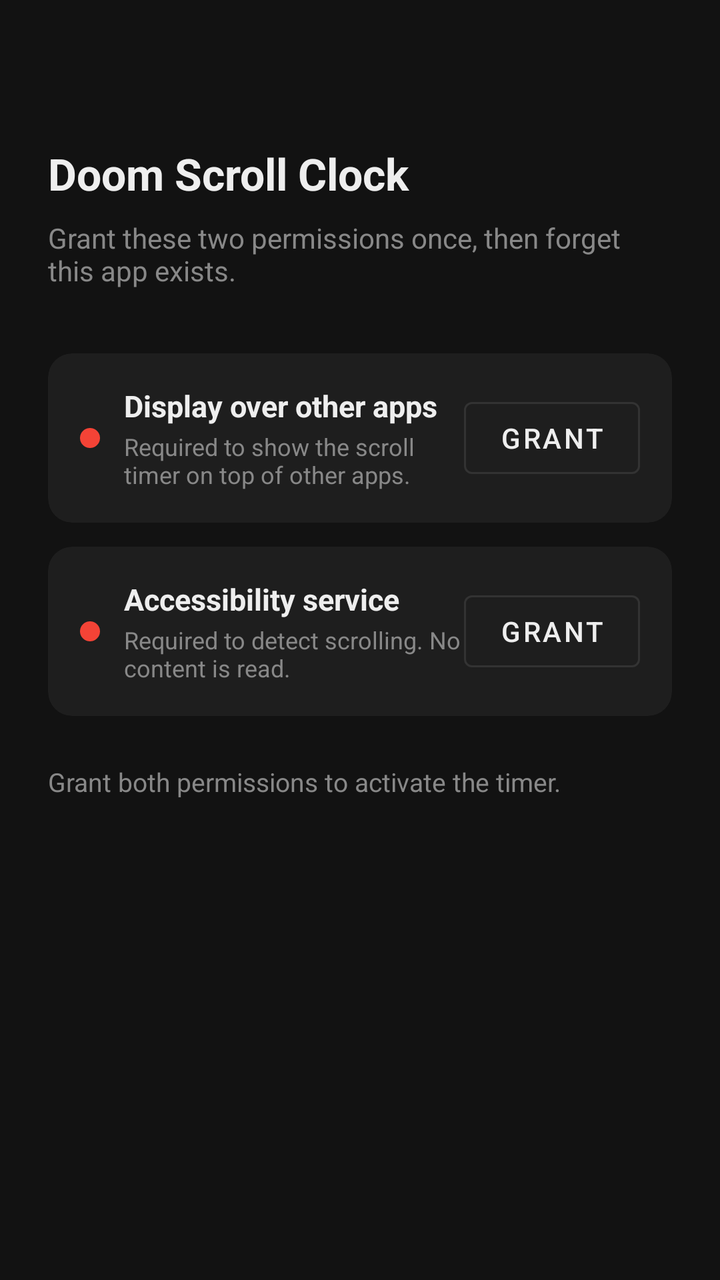
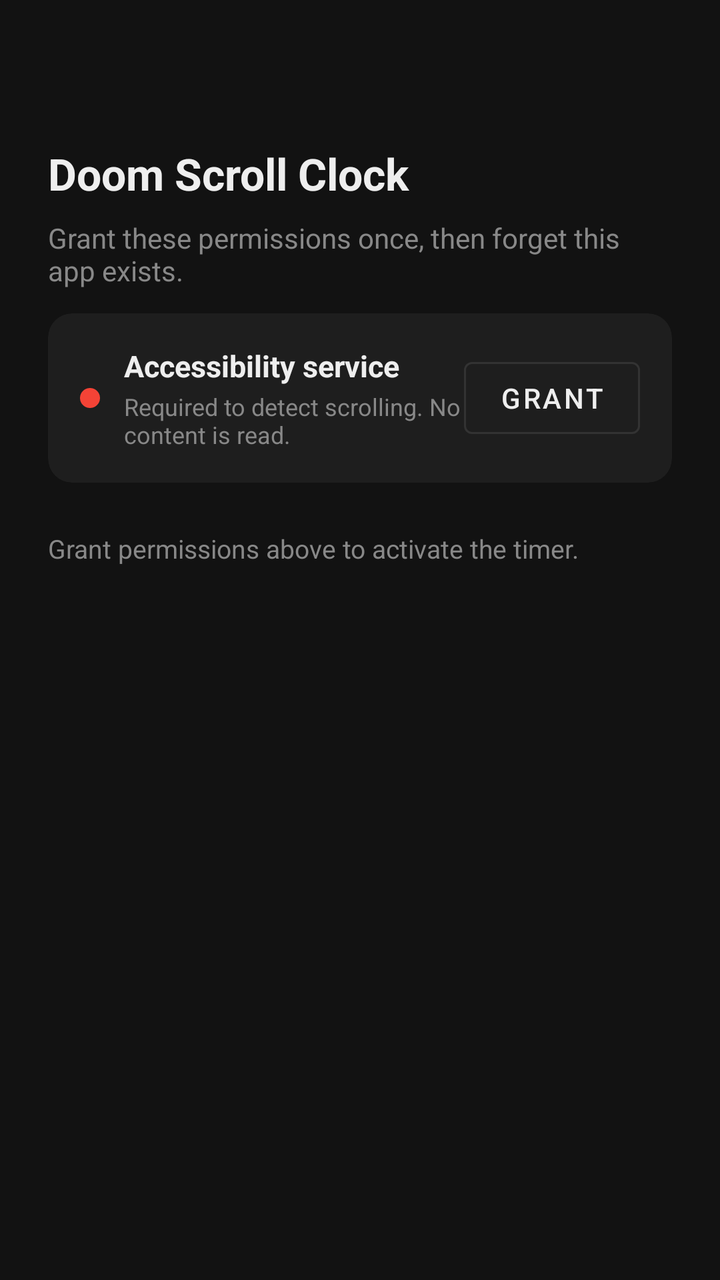

Two renders of the same Android screen: before a commit and after it. Below are the layout's source before the change and the commit's diff.
<!-- AndroidManifest.xml: application theme Theme.DoomScrollClock -->
<!-- res/layout/activity_main.xml -->
<?xml version="1.0" encoding="utf-8"?>
<androidx.constraintlayout.widget.ConstraintLayout
    xmlns:android="http://schemas.android.com/apk/res/android"
    xmlns:app="http://schemas.android.com/apk/res-auto"
    android:layout_width="match_parent"
    android:layout_height="match_parent"
    android:background="@color/colorBackground"
    android:padding="24dp">

    
    <TextView
        android:id="@+id/title"
        android:layout_width="wrap_content"
        android:layout_height="wrap_content"
        android:text="Doom Scroll Clock"
        android:textColor="@color/colorOnSurface"
        android:textSize="22sp"
        android:textStyle="bold"
        app:layout_constraintTop_toTopOf="parent"
        app:layout_constraintStart_toStartOf="parent"
        android:layout_marginTop="48dp" />

    <TextView
        android:id="@+id/subtitle"
        android:layout_width="wrap_content"
        android:layout_height="wrap_content"
        android:text="Grant these two permissions once, then forget this app exists."
        android:textColor="#888888"
        android:textSize="14sp"
        app:layout_constraintTop_toBottomOf="@id/title"
        app:layout_constraintStart_toStartOf="parent"
        android:layout_marginTop="8dp" />

    
    <com.google.android.material.card.MaterialCardView
        android:id="@+id/card_overlay"
        android:layout_width="match_parent"
        android:layout_height="wrap_content"
        app:cardBackgroundColor="@color/colorSurface"
        app:cardCornerRadius="12dp"
        app:cardElevation="0dp"
        app:strokeWidth="0dp"
        app:layout_constraintTop_toBottomOf="@id/subtitle"
        app:layout_constraintStart_toStartOf="parent"
        android:layout_marginTop="32dp">

        <androidx.constraintlayout.widget.ConstraintLayout
            android:layout_width="match_parent"
            android:layout_height="wrap_content"
            android:padding="16dp">

            <View
                android:id="@+id/dot_overlay"
                android:layout_width="10dp"
                android:layout_height="10dp"
                android:background="@drawable/dot_status"
                app:layout_constraintTop_toTopOf="parent"
                app:layout_constraintBottom_toBottomOf="parent"
                app:layout_constraintStart_toStartOf="parent" />

            <TextView
                android:id="@+id/label_overlay"
                android:layout_width="0dp"
                android:layout_height="wrap_content"
                android:text="@string/permission_overlay_title"
                android:textColor="@color/colorOnSurface"
                android:textSize="15sp"
                android:textStyle="bold"
                app:layout_constraintStart_toEndOf="@id/dot_overlay"
                app:layout_constraintEnd_toStartOf="@id/btn_overlay"
                app:layout_constraintTop_toTopOf="parent"
                android:layout_marginStart="12dp" />

            <TextView
                android:id="@+id/desc_overlay"
                android:layout_width="0dp"
                android:layout_height="wrap_content"
                android:text="@string/permission_overlay_desc"
                android:textColor="#888888"
                android:textSize="12sp"
                app:layout_constraintStart_toEndOf="@id/dot_overlay"
                app:layout_constraintEnd_toStartOf="@id/btn_overlay"
                app:layout_constraintTop_toBottomOf="@id/label_overlay"
                android:layout_marginStart="12dp"
                android:layout_marginTop="2dp" />

            <com.google.android.material.button.MaterialButton
                android:id="@+id/btn_overlay"
                style="@style/Widget.MaterialComponents.Button.OutlinedButton"
                android:layout_width="wrap_content"
                android:layout_height="wrap_content"
                android:text="@string/btn_grant"
                android:textColor="@color/colorOnSurface"
                app:strokeColor="@color/colorPrimaryVariant"
                app:layout_constraintEnd_toEndOf="parent"
                app:layout_constraintTop_toTopOf="parent"
                app:layout_constraintBottom_toBottomOf="parent" />

        </androidx.constraintlayout.widget.ConstraintLayout>
    </com.google.android.material.card.MaterialCardView>

    
    <com.google.android.material.card.MaterialCardView
        android:id="@+id/card_accessibility"
        android:layout_width="match_parent"
        android:layout_height="wrap_content"
        app:cardBackgroundColor="@color/colorSurface"
        app:cardCornerRadius="12dp"
        app:cardElevation="0dp"
        app:strokeWidth="0dp"
        app:layout_constraintTop_toBottomOf="@id/card_overlay"
        app:layout_constraintStart_toStartOf="parent"
        android:layout_marginTop="12dp">

        <androidx.constraintlayout.widget.ConstraintLayout
            android:layout_width="match_parent"
            android:layout_height="wrap_content"
            android:padding="16dp">

            <View
                android:id="@+id/dot_accessibility"
                android:layout_width="10dp"
                android:layout_height="10dp"
                android:background="@drawable/dot_status"
                app:layout_constraintTop_toTopOf="parent"
                app:layout_constraintBottom_toBottomOf="parent"
                app:layout_constraintStart_toStartOf="parent" />

            <TextView
                android:id="@+id/label_accessibility"
                android:layout_width="0dp"
                android:layout_height="wrap_content"
                android:text="@string/permission_accessibility_title"
                android:textColor="@color/colorOnSurface"
                android:textSize="15sp"
                android:textStyle="bold"
                app:layout_constraintStart_toEndOf="@id/dot_accessibility"
                app:layout_constraintEnd_toStartOf="@id/btn_accessibility"
                app:layout_constraintTop_toTopOf="parent"
                android:layout_marginStart="12dp" />

            <TextView
                android:id="@+id/desc_accessibility"
                android:layout_width="0dp"
                android:layout_height="wrap_content"
                android:text="@string/permission_accessibility_desc"
                android:textColor="#888888"
                android:textSize="12sp"
                app:layout_constraintStart_toEndOf="@id/dot_accessibility"
                app:layout_constraintEnd_toStartOf="@id/btn_accessibility"
                app:layout_constraintTop_toBottomOf="@id/label_accessibility"
                android:layout_marginStart="12dp"
                android:layout_marginTop="2dp" />

            <com.google.android.material.button.MaterialButton
                android:id="@+id/btn_accessibility"
                style="@style/Widget.MaterialComponents.Button.OutlinedButton"
                android:layout_width="wrap_content"
                android:layout_height="wrap_content"
                android:text="@string/btn_grant"
                android:textColor="@color/colorOnSurface"
                app:strokeColor="@color/colorPrimaryVariant"
                app:layout_constraintEnd_toEndOf="parent"
                app:layout_constraintTop_toTopOf="parent"
                app:layout_constraintBottom_toBottomOf="parent" />

        </androidx.constraintlayout.widget.ConstraintLayout>
    </com.google.android.material.card.MaterialCardView>

    
    <TextView
        android:id="@+id/status_text"
        android:layout_width="wrap_content"
        android:layout_height="wrap_content"
        android:text="@string/status_missing_permissions"
        android:textColor="#888888"
        android:textSize="13sp"
        app:layout_constraintTop_toBottomOf="@id/card_accessibility"
        app:layout_constraintStart_toStartOf="parent"
        android:layout_marginTop="24dp" />

</androidx.constraintlayout.widget.ConstraintLayout>
<!-- resources referenced by this layout -->
<resources>
  <color name="colorBackground">#121212</color>
  <color name="colorOnSurface">#EEEEEE</color>
  <color name="colorPrimaryVariant">#333333</color>
  <color name="colorSurface">#1E1E1E</color>
  <!-- drawable dot_status (drawable) -->
  <?xml version="1.0" encoding="utf-8"?>
  <shape xmlns:android="http://schemas.android.com/apk/res/android"
      android:shape="oval">
      <solid android:color="@color/colorNotGranted" />
  </shape>
  <string name="btn_grant">Grant</string>
  <string name="permission_accessibility_desc">Required to detect scrolling. No content is read.</string>
  <string name="permission_accessibility_title">Accessibility service</string>
  <string name="permission_overlay_desc">Required to show the scroll timer on top of other apps.</string>
  <string name="permission_overlay_title">Display over other apps</string>
  <string name="status_missing_permissions">Grant both permissions to activate the timer.</string>
  <style name="Theme.DoomScrollClock" parent="Theme.MaterialComponents.DayNight.NoActionBar">
          <item name="colorPrimary">@color/colorPrimary</item>
          <item name="colorPrimaryVariant">@color/colorPrimaryVariant</item>
          <item name="colorOnPrimary">@color/colorOnPrimary</item>
          <item name="android:windowBackground">@color/colorBackground</item>
          <item name="android:statusBarColor">@color/colorBackground</item>
      </style>
  <color name="colorNotGranted">#F44336</color>
  <color name="colorPrimary">#1A1A1A</color>
  <color name="colorOnPrimary">#FFFFFF</color>
</resources>

<!-- the commit's change to res/layout/activity_main.xml (unified diff, before → after) -->
@@ -7,7 +7,6 @@
     android:background="@color/colorBackground"
     android:padding="24dp">
 
-    
     <TextView
         android:id="@+id/title"
         android:layout_width="wrap_content"
@@ -24,7 +23,7 @@
         android:id="@+id/subtitle"
         android:layout_width="wrap_content"
         android:layout_height="wrap_content"
-        android:text="Grant these two permissions once, then forget this app exists."
+        android:text="Grant these permissions once, then forget this app exists."
         android:textColor="#888888"
         android:textSize="14sp"
         app:layout_constraintTop_toBottomOf="@id/title"
@@ -33,7 +32,7 @@
 
     
     <com.google.android.material.card.MaterialCardView
-        android:id="@+id/card_overlay"
+        android:id="@+id/card_notification"
         android:layout_width="match_parent"
         android:layout_height="wrap_content"
         app:cardBackgroundColor="@color/colorSurface"
@@ -42,7 +41,8 @@
         app:strokeWidth="0dp"
         app:layout_constraintTop_toBottomOf="@id/subtitle"
         app:layout_constraintStart_toStartOf="parent"
-        android:layout_marginTop="32dp">
+        android:layout_marginTop="32dp"
+        android:visibility="gone">
 
         <androidx.constraintlayout.widget.ConstraintLayout
             android:layout_width="match_parent"
@@ -50,7 +50,7 @@
             android:padding="16dp">
 
             <View
-                android:id="@+id/dot_overlay"
+                android:id="@+id/dot_notification"
                 android:layout_width="10dp"
                 android:layout_height="10dp"
                 android:background="@drawable/dot_status"
@@ -59,33 +59,32 @@
                 app:layout_constraintStart_toStartOf="parent" />
 
             <TextView
-                android:id="@+id/label_overlay"
-                android:layout_width="0dp"
-                android:layout_height="wrap_content"
-                android:text="@string/permission_overlay_title"
+                android:id="@+id/label_notification"
+                android:layout_width="0dp"
+                android:layout_height="wrap_content"
+                android:text="@string/permission_notification_title"
                 android:textColor="@color/colorOnSurface"
                 android:textSize="15sp"
                 android:textStyle="bold"
-                app:layout_constraintStart_toEndOf="@id/dot_overlay"
-                app:layout_constraintEnd_toStartOf="@id/btn_overlay"
+                app:layout_constraintStart_toEndOf="@id/dot_notification"
+                app:layout_constraintEnd_toStartOf="@id/btn_notification"
                 app:layout_constraintTop_toTopOf="parent"
                 android:layout_marginStart="12dp" />
 
             <TextView
-                android:id="@+id/desc_overlay"
-                android:layout_width="0dp"
-                android:layout_height="wrap_content"
-                android:text="@string/permission_overlay_desc"
+                android:layout_width="0dp"
+                android:layout_height="wrap_content"
+                android:text="@string/permission_notification_desc"
                 android:textColor="#888888"
                 android:textSize="12sp"
-                app:layout_constraintStart_toEndOf="@id/dot_overlay"
-                app:layout_constraintEnd_toStartOf="@id/btn_overlay"
-                app:layout_constraintTop_toBottomOf="@id/label_overlay"
+                app:layout_constraintStart_toEndOf="@id/dot_notification"
+                app:layout_constraintEnd_toStartOf="@id/btn_notification"
+                app:layout_constraintTop_toBottomOf="@id/label_notification"
                 android:layout_marginStart="12dp"
                 android:layout_marginTop="2dp" />
 
             <com.google.android.material.button.MaterialButton
-                android:id="@+id/btn_overlay"
+                android:id="@+id/btn_notification"
                 style="@style/Widget.MaterialComponents.Button.OutlinedButton"
                 android:layout_width="wrap_content"
                 android:layout_height="wrap_content"
@@ -108,7 +107,7 @@
         app:cardCornerRadius="12dp"
         app:cardElevation="0dp"
         app:strokeWidth="0dp"
-        app:layout_constraintTop_toBottomOf="@id/card_overlay"
+        app:layout_constraintTop_toBottomOf="@id/card_notification"
         app:layout_constraintStart_toStartOf="parent"
         android:layout_marginTop="12dp">
 
@@ -140,7 +139,6 @@
                 android:layout_marginStart="12dp" />
 
             <TextView
-                android:id="@+id/desc_accessibility"
                 android:layout_width="0dp"
                 android:layout_height="wrap_content"
                 android:text="@string/permission_accessibility_desc"
@@ -179,4 +177,65 @@
         app:layout_constraintStart_toStartOf="parent"
         android:layout_marginTop="24dp" />
 
+    
+    <com.google.android.material.button.MaterialButton
+        android:id="@+id/btn_stats"
+        style="@style/Widget.MaterialComponents.Button.OutlinedButton"
+        android:layout_width="match_parent"
+        android:layout_height="wrap_content"
+        android:text="@string/btn_stats"
+        android:textColor="@color/colorOnSurface"
+        app:strokeColor="@color/colorPrimaryVariant"
+        app:layout_constraintTop_toBottomOf="@id/status_text"
+        app:layout_constraintStart_toStartOf="parent"
+        android:layout_marginTop="12dp"
+        android:visibility="gone" />
+
+    
+    <LinearLayout
+        android:id="@+id/layout_display_toggle"
+        android:layout_width="match_parent"
+        android:layout_height="wrap_content"
+        android:orientation="vertical"
+        app:layout_constraintTop_toBottomOf="@id/btn_stats"
+        app:layout_constraintStart_toStartOf="parent"
+        android:layout_marginTop="16dp"
+        android:visibility="gone">
+
+        <TextView
+            android:layout_width="wrap_content"
+            android:layout_height="wrap_content"
+            android:text="Notification shows:"
+            android:textColor="#888888"
+            android:textSize="12sp"
+            android:layout_marginBottom="8dp" />
+
+        <LinearLayout
+            android:layout_width="wrap_content"
+            android:layout_height="wrap_content"
+            android:orientation="horizontal">
+
+            <com.google.android.material.button.MaterialButton
+                android:id="@+id/btn_mode_time"
+                style="@style/Widget.MaterialComponents.Button.OutlinedButton"
+                android:layout_width="wrap_content"
+                android:layout_height="wrap_content"
+                android:text="⏱ Time"
+                android:textColor="@color/colorOnSurface"
+                app:strokeColor="@color/colorPrimaryVariant"
+                android:layout_marginEnd="8dp" />
+
+            <com.google.android.material.button.MaterialButton
+                android:id="@+id/btn_mode_distance"
+                style="@style/Widget.MaterialComponents.Button.OutlinedButton"
+                android:layout_width="wrap_content"
+                android:layout_height="wrap_content"
+                android:text="📏 Distance"
+                android:textColor="@color/colorOnSurface"
+                app:strokeColor="@color/colorPrimaryVariant" />
+
+        </LinearLayout>
+
+    </LinearLayout>
+
 </androidx.constraintlayout.widget.ConstraintLayout>
<!-- resource entries referenced after the edit -->
@@ -11,11 +11,12 @@
       <solid android:color="@color/colorNotGranted" />
   </shape>
   <string name="btn_grant">Grant</string>
+  <string name="btn_stats">Stats →</string>
   <string name="permission_accessibility_desc">Required to detect scrolling. No content is read.</string>
   <string name="permission_accessibility_title">Accessibility service</string>
-  <string name="permission_overlay_desc">Required to show the scroll timer on top of other apps.</string>
-  <string name="permission_overlay_title">Display over other apps</string>
-  <string name="status_missing_permissions">Grant both permissions to activate the timer.</string>
+  <string name="permission_notification_desc">Required to show the live scroll timer in your notification bar.</string>
+  <string name="permission_notification_title">Notification permission</string>
+  <string name="status_missing_permissions">Grant permissions above to activate the timer.</string>
   <style name="Theme.DoomScrollClock" parent="Theme.MaterialComponents.DayNight.NoActionBar">
           <item name="colorPrimary">@color/colorPrimary</item>
           <item name="colorPrimaryVariant">@color/colorPrimaryVariant</item>
